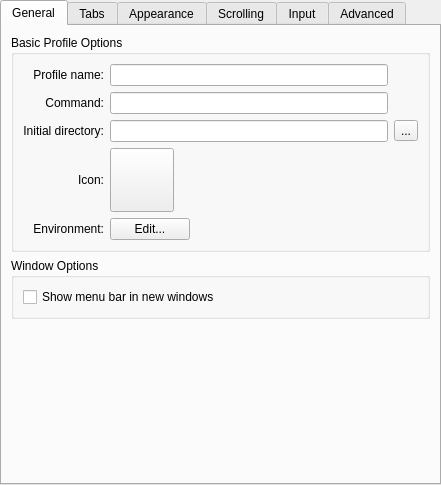
Above: src/EditProfileDialog.ui from KDE/konsole before the change. Below: the same form after it.
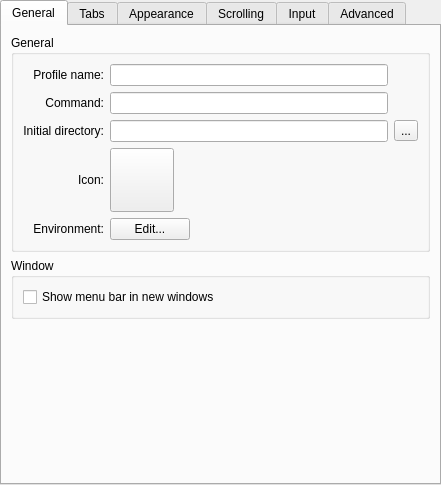
That is the form after the change. Custom widgets are drawn as their Qt base class.

Commit message: More consistent group box titles in Edit Profile dialog.  Remove the word 'Options' from various titles.

The edit to the form file:
```diff
--- a/src/EditProfileDialog.ui
+++ b/src/EditProfileDialog.ui
@@ -44,7 +44,7 @@
        <item>
         <widget class="QGroupBox" name="groupBox_10" >
          <property name="title" >
-          <string>Basic Profile Options</string>
+          <string>General</string>
          </property>
          <property name="flat" >
           <bool>true</bool>
@@ -194,7 +194,7 @@
        <item>
         <widget class="QGroupBox" name="groupBox_12" >
          <property name="title" >
-          <string>Window Options</string>
+          <string>Window</string>
          </property>
          <property name="flat" >
           <bool>true</bool>
```
Left out of the diff: 6 changed lines with no effect on the pictures.
